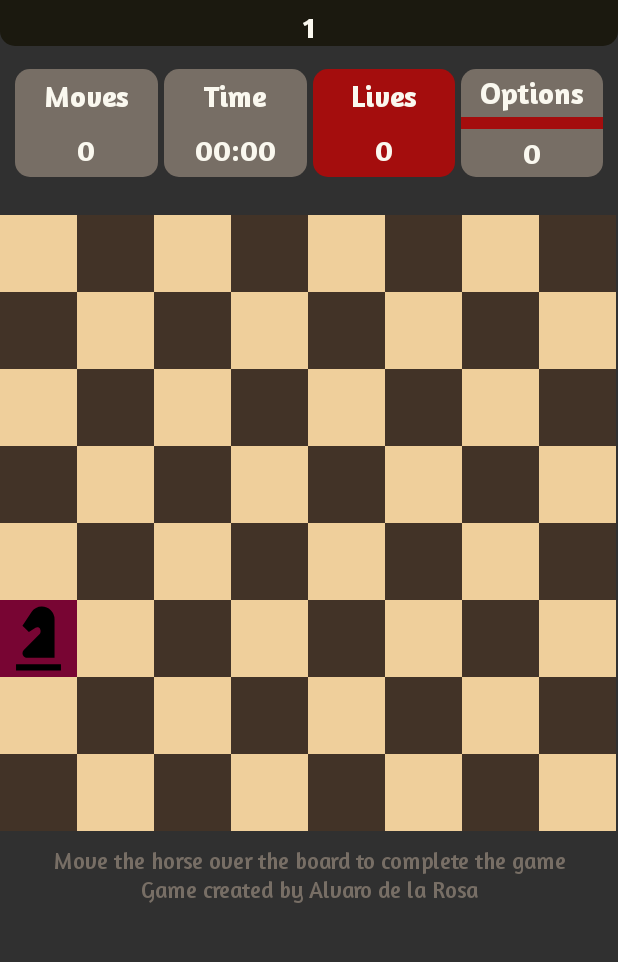
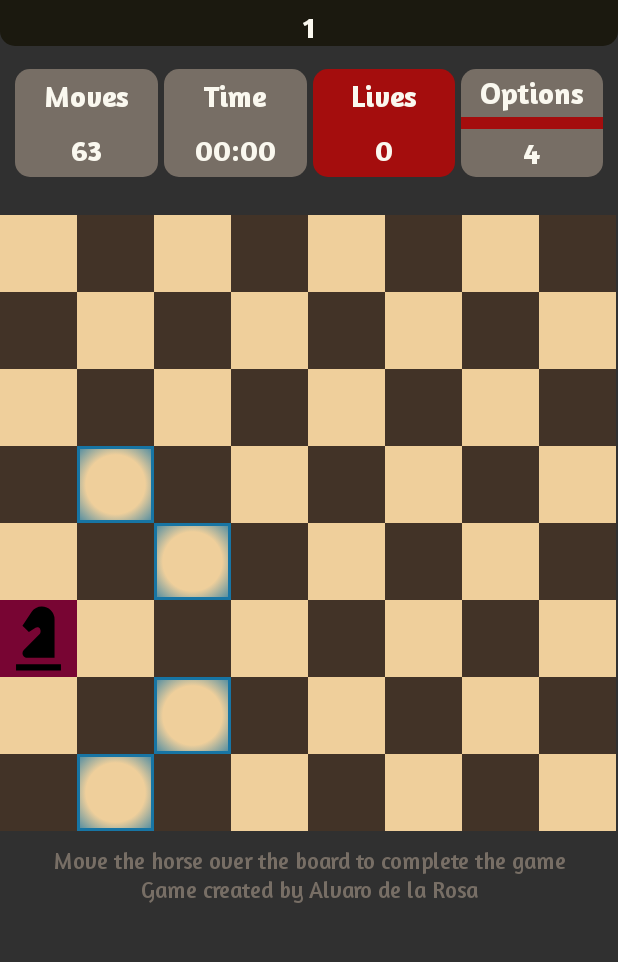
Before and after one commit to alvdela/HorseGame, an Android app: the screen it shows after launch (MainActivity), after a tap on an icon or button, on a phone screen of 412 x 824 dp, the part 138-1100 px from its top. Run offline under Robolectric (Android 15) with nearby library versions, the phone set to English and light mode, and no system bars; 1 statement that could not run was skipped.

Commit message:
Mejoras al juego

```diff
--- a/app/src/main/java/com/alvdela/horsegame/MainActivity.kt
+++ b/app/src/main/java/com/alvdela/horsegame/MainActivity.kt
@@ -7,28 +7,52 @@ import android.view.View
 import android.widget.ImageView
 import android.widget.LinearLayout
 import android.widget.TableRow
+import android.widget.TextView
 import androidx.appcompat.app.AppCompatActivity
 import androidx.core.content.ContextCompat
+import kotlin.random.Random
 
 class MainActivity : AppCompatActivity() {
     private lateinit var lyMessage: LinearLayout
     private lateinit var cell: ImageView
+    private lateinit var optionsMessage: TextView
+    private lateinit var movesView: TextView
 
     private var cellSelectedX = 0
     private var cellSelectedY = 0
+
+    private lateinit var board: Array<IntArray>
+
+    private var options = 0
+    private var moves = 64
+    private var nestBonus = 4
+    private var bonus = 0
 
     override fun onCreate(savedInstanceState: Bundle?) {
         super.onCreate(savedInstanceState)
         setContentView(R.layout.activity_main)
         initScreenGame()
+        resetBoard()
         setFirstPosition()
+    }
+
+    private fun resetBoard() {
+
+        board = Array(8) { IntArray(8) }
+        for (i in 0..7){
+            for (j in 0..7){
+                board[i][j] = 0
+                print("${board[i][j]}")
+            }
+            println()
+        }
     }
 
     private fun setFirstPosition() {
         var x = 0
         var y = 0
-        x = (0..7).random()
-        y = (0..7).random()
+        x = Random.nextInt(0,8)
+        y = Random.nextInt(0,8)
 
         cellSelectedX = x
         cellSelectedY = y
@@ -38,13 +62,85 @@ class MainActivity : AppCompatActivity() {
 
     private fun selectCell(x: Int, y: Int) {
 
+        moves--
+        movesView = findViewById(R.id.tvMovesNumber)
+        movesView.text = moves.toString()
+
+        board[x][y] = 1
+
         paintHorseCell(cellSelectedX,cellSelectedY,"previous_cell")
 
         cellSelectedX = x
         cellSelectedY = y
 
+        clearOptions()
+
         paintHorseCell(x,y,"selected_cell")
 
+        checkOptions(x,y)
+
+        if(moves > 0){
+            checkNewBonus()
+            checkGameOver()
+        }else{
+            chechSuccesfull()
+        }
+
+    }
+
+    private fun chechSuccesfull() {
+        TODO("Not yet implemented")
+    }
+
+    private fun checkGameOver() {
+        TODO("Not yet implemented")
+    }
+
+    private fun checkNewBonus() {
+        if(moves%nestBonus == 0){
+            var bonusCellX = 0
+            var bonusCellY = 0
+
+            var bonusCell = true
+            var i = 0
+            while (bonusCell || i < 200){
+                bonusCellX = Random.nextInt(0,8)
+                bonusCellY = Random.nextInt(0,8)
+
+                i++
+                if (board[bonusCellX][bonusCellY] == 0){
+                    bonusCell = false
+                }
+            }
+            board[bonusCellX][bonusCellY] = 2
+            printBonusCell(bonusCellX,bonusCellY)
+        }
+    }
+
+    private fun printBonusCell(x: Int, y: Int) {
+        cell = findViewById(resources.getIdentifier("c$x$y", "id", packageName))
+        cell.setImageResource(R.drawable.ic_trophy)
+    }
+
+    private fun clearOptions() {
+        options = 0
+        for (i in 0..7){
+            for (j in 0..7){
+                if(board[i][j] == 9){
+                    board[i][j] = 0
+                    clearOption(i,j)
+                }
+            }
+        }
+    }
+
+    private fun clearOption(x: Int, y: Int) {
+        cell = findViewById(resources.getIdentifier("c$x$y", "id", packageName))
+        if (checkColorCell(x,y) == "black"){
+            cell.setBackgroundColor(ContextCompat.getColor(this,resources.getIdentifier("black_cell","color",packageName)))
+        }else{
+            cell.setBackgroundColor(ContextCompat.getColor(this,resources.getIdentifier("white_cell","color",packageName)))
+        }
     }
 
     private fun paintHorseCell(x: Int, y: Int, color: String) {
@@ -80,17 +176,114 @@ class MainActivity : AppCompatActivity() {
             for(j in 0..7){
                 cell = findViewById(resources.getIdentifier("c$i$j", "id", packageName))
 
-                var height = TypedValue.applyDimension(
+                val height = TypedValue.applyDimension(
                     TypedValue.COMPLEX_UNIT_DIP,
                     widthCell,
                     resources.displayMetrics
                 ).toInt()
-                var width = TypedValue.applyDimension(TypedValue.COMPLEX_UNIT_DIP,widthCell,resources.displayMetrics).toInt()
+                val width = TypedValue.applyDimension(TypedValue.COMPLEX_UNIT_DIP,widthCell,resources.displayMetrics).toInt()
 
                 cell.layoutParams = TableRow.LayoutParams(width, height)
             }
         }
     }
 
-    private fun checkMove(view: View) {}
+    fun checkMove(view: View) {
+        val name = view.tag.toString()
+        val x = name.subSequence(1,2).toString().toInt()
+        val y = name.subSequence(2,3).toString().toInt()
+
+        if(checkCell(x,y)){
+            selectCell(x,y)
+        }
+    }
+
+    private fun checkCell(x: Int, y: Int): Boolean {
+
+        val diffX = x - cellSelectedX
+        val diffY = y - cellSelectedY
+
+        var checkTrue = false
+
+        if (diffX == 1 && diffY == 2){
+            checkTrue = true
+        }
+        if (diffX == 1 && diffY == -2){
+            checkTrue = true
+        }
+        if (diffX == 2 && diffY == 1){
+            checkTrue = true
+        }
+        if (diffX == 2 && diffY == -1){
+            checkTrue = true
+        }
+        if (diffX == -1 && diffY == 2){
+            checkTrue = true
+        }
+        if (diffX == -1 && diffY == -2){
+            checkTrue = true
+        }
+        if (diffX == -2 && diffY == 1){
+            checkTrue = true
+        }
+        if (diffX == -2 && diffY == -1){
+            checkTrue = true
+        }
+
+        if(board[x][y] == 1){
+            checkTrue = false
+        }
+
+        return checkTrue
+    }
+
+
+    private fun checkOptions(x: Int, y:Int){
+
+        checkNextMove(x,y,1,2)
+        checkNextMove(x,y,2,1)
+        checkNextMove(x,y,1,-2)
+        checkNextMove(x,y,2,-1)
+        checkNextMove(x,y,-1,2)
+        checkNextMove(x,y,-2,1)
+        checkNextMove(x,y,-1,-2)
+        checkNextMove(x,y,-2,-1)
+
+        optionsMessage = findViewById(R.id.tvOptionsNumber)
+        optionsMessage.text = options.toString()
+    }
+
+    private fun checkNextMove(x: Int, y: Int, nextX: Int, nextY: Int) {
+        var optionX = x + nextX
+        var optionY = y + nextY
+
+        if(optionX < 8 && optionY < 8 && optionX >= 0 && optionY >= 0){
+            if (board[optionX][optionY] == 0 || board[optionX][optionY] == 2){
+                options++
+                paintOptions(optionX,optionY)
+            }
+        }
+    }
+
+    private fun paintOptions(optionX: Int, optionY: Int) {
+        cell = findViewById(resources.getIdentifier("c$optionX$optionY", "id", packageName))
+        board[optionX][optionY] = 9
+
+        if (checkColorCell(optionX,optionY) == "black"){
+            cell.setBackgroundResource(R.drawable.option_black)
+        }else{
+            cell.setBackgroundResource(R.drawable.option_white)
+        }
+    }
+
+    private fun checkColorCell(x: Int, y: Int): String{
+        val blackColumn = arrayOf(0,2,4,6)
+        val blackRow = arrayOf(1,3,5,7)
+
+        if ((blackColumn.contains(x) && blackColumn.contains(y))
+            || blackRow.contains(x) && blackRow.contains(y)){
+            return "black"
+        }
+        return "white"
+    }
 }
--- /dev/null
+++ b/app/src/main/res/drawable/ic_trophy.xml
@@ -0,0 +1 @@
+<!-- drawable/trophy.xml --><vector xmlns:android="http://schemas.android.com/apk/res/android" android:height="24dp" android:width="24dp" android:viewportWidth="24" android:viewportHeight="24"><path android:fillColor="#000000" android:pathData="M18 2C17.1 2 16 3 16 4H8C8 3 6.9 2 6 2H2V11C2 12 3 13 4 13H6.2C6.6 15 7.9 16.7 11 17V19.08C8 19.54 8 22 8 22H16C16 22 16 19.54 13 19.08V17C16.1 16.7 17.4 15 17.8 13H20C21 13 22 12 22 11V2H18M6 11H4V4H6V11M20 11H18V4H20V11Z" /></vector>
--- /dev/null
+++ b/app/src/main/res/drawable/option_black.xml
@@ -0,0 +1,15 @@
+<?xml version="1.0" encoding="utf-8"?>
+<selector xmlns:android="http://schemas.android.com/apk/res/android">
+    <item>
+        <shape android:shape="rectangle">
+            <stroke android:width="2dp" android:color="@color/enabled_cell"/>
+
+            <gradient
+                android:type="radial"
+                android:gradientRadius="70%p"
+                android:startColor="@color/black_cell"
+                android:centerColor="@color/black_cell"
+                android:endColor="@color/enabled_cell"/>
+        </shape>
+    </item>
+</selector>
--- /dev/null
+++ b/app/src/main/res/drawable/option_white.xml
@@ -0,0 +1,15 @@
+<?xml version="1.0" encoding="utf-8"?>
+<selector xmlns:android="http://schemas.android.com/apk/res/android">
+    <item>
+        <shape android:shape="rectangle">
+            <stroke android:width="2dp" android:color="@color/enabled_cell"/>
+
+            <gradient
+                android:type="radial"
+                android:gradientRadius="80%p"
+                android:startColor="@color/white_cell"
+                android:centerColor="@color/white_cell"
+                android:endColor="@color/enabled_cell"/>
+        </shape>
+    </item>
+</selector>
```
